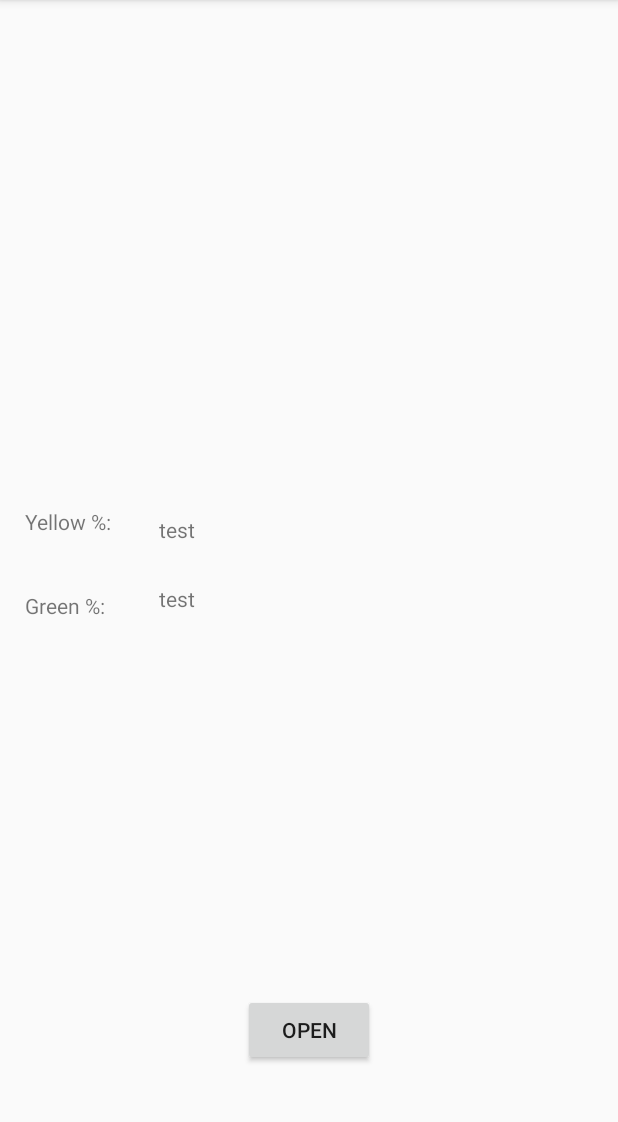
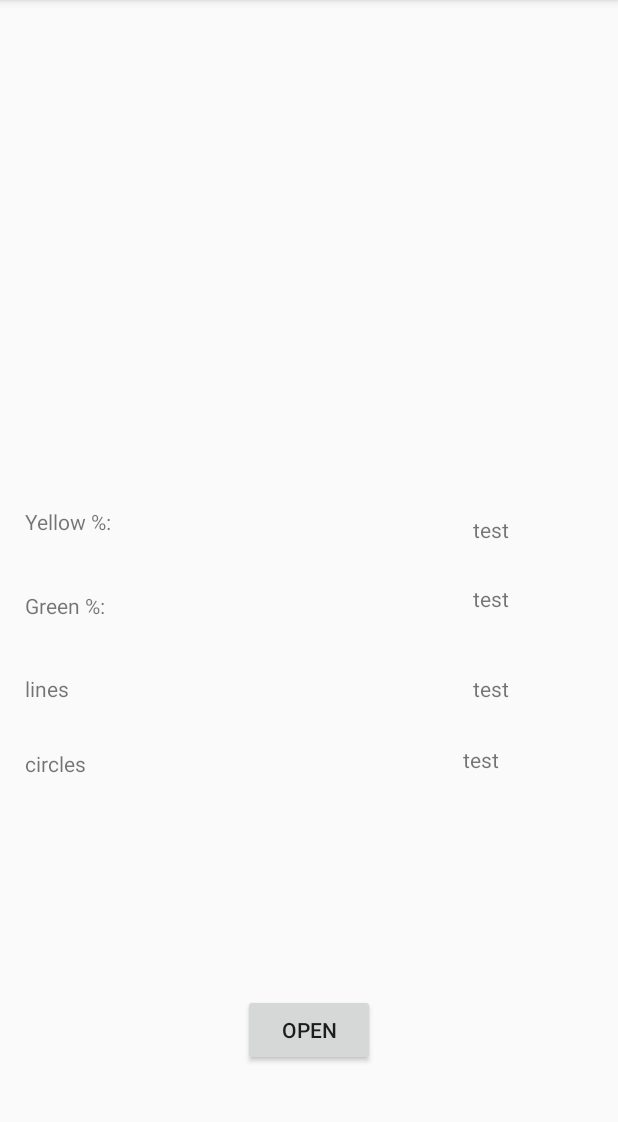
Before and after one commit to jepoy1/RiceDiseaseIdentifier, an Android app: the screen it shows after launch (MainActivity), on a phone screen of 412 x 824 dp, the part 84-1206 px from its top. Run offline under Robolectric (Android 15) with nearby library versions, the phone set to English and light mode, and no system bars; libraries missing offline, so code that uses them is left out: org.opencv.android, org.opencv.core, org.opencv.imgcodecs, org.opencv.imgproc; 3 statements that could not run were skipped.

Commit message:
Lines working: Long load

```diff
--- a/src/main/java/com/cnrc/ricediseaseidentifier/MainActivity.java
+++ b/src/main/java/com/cnrc/ricediseaseidentifier/MainActivity.java
@@ -48,9 +48,12 @@ public class MainActivity extends AppCompatActivity {
 
     private TextView txtView_ypercent;
     private void setTxtView_ypercent(){ this.txtView_ypercent = (TextView)findViewById(R.id.txtView_ypercent);}
-
     private TextView txtView_gpercent;
     private void setTxtView_gpercent(){ this.txtView_gpercent = (TextView)findViewById(R.id.txtView_gpercent);}
+    private TextView txtView_lines;
+    private void setTxtView_lines(){ this.txtView_lines = (TextView)findViewById(R.id.txtView_lines);}
+    private TextView txtView_circles;
+    private void setTxtView_circles(){ this.txtView_circles = (TextView)findViewById(R.id.txtView_circles);}
 
     Intent cameraIntent;
     Uri pictureUri;
@@ -76,7 +79,8 @@ public class MainActivity extends AppCompatActivity {
         setImageView();
         setTxtView_ypercent();
         setTxtView_gpercent();
-
+        setTxtView_lines();
+        setTxtView_circles();
         //btnOnclick:
         btn_openCamOnClick();
     }
@@ -159,19 +163,19 @@ public class MainActivity extends AppCompatActivity {
 
                         double pYellow = percent_yellow(cropped);
                         double pGreen = percent_green(pYellow);
-                        //bFilter = brownFilter(x);
-                        //lines = getLines(bFilter, 1.0, 0.5, 2);
-                        //circles = getCircles(x);
+                        bFilter = brownFilter(x);
+                        lines = getLines(bFilter, 1.0, 0.5, 2);
+                        circles = getCircles(x);
 
                         //Outputs:
                         txtView_ypercent.setText(" " +pYellow);
                         txtView_gpercent.setText(" " +pGreen);
+                        txtView_lines.setText(" " +lines.size());
+                        //txtView_circles.setText(" "+circles.size());
+
                     }
 
                     /*
-
-
-
                     System.out.println("% Y = " + pYellow);
                     System.out.println("% G = " + pGreen);
                     System.out.println("lines = " + lines.size());
--- a/src/main/res/layout/activity_main.xml
+++ b/src/main/res/layout/activity_main.xml
@@ -78,7 +78,7 @@
         android:layout_marginTop="8dp"
         android:text="test"
         app:layout_constraintBottom_toBottomOf="parent"
-        app:layout_constraintHorizontal_bias="0.264"
+        app:layout_constraintHorizontal_bias="0.827"
         app:layout_constraintLeft_toLeftOf="parent"
         app:layout_constraintRight_toRightOf="parent"
         app:layout_constraintTop_toTopOf="parent"
@@ -94,11 +94,75 @@
         android:layout_marginTop="8dp"
         android:text="test"
         app:layout_constraintBottom_toBottomOf="parent"
-        app:layout_constraintHorizontal_bias="0.264"
+        app:layout_constraintHorizontal_bias="0.827"
         app:layout_constraintLeft_toLeftOf="parent"
         app:layout_constraintRight_toRightOf="parent"
         app:layout_constraintTop_toTopOf="@+id/imgView"
         app:layout_constraintVertical_bias="0.525" />
 
+    <TextView
+        android:id="@+id/cap_lines"
+        android:layout_width="wrap_content"
+        android:layout_height="wrap_content"
+        android:text="lines"
+        android:layout_marginRight="8dp"
+        app:layout_constraintRight_toRightOf="parent"
+        android:layout_marginLeft="8dp"
+        app:layout_constraintLeft_toLeftOf="parent"
+        app:layout_constraintTop_toTopOf="parent"
+        android:layout_marginTop="8dp"
+        app:layout_constraintBottom_toBottomOf="parent"
+        android:layout_marginBottom="8dp"
+        app:layout_constraintHorizontal_bias="0.023"
+        app:layout_constraintVertical_bias="0.602" />
+
+    <TextView
+        android:id="@+id/cap_circles"
+        android:layout_width="wrap_content"
+        android:layout_height="wrap_content"
+        android:layout_marginBottom="8dp"
+        android:layout_marginLeft="8dp"
+        android:layout_marginRight="8dp"
+        android:layout_marginTop="8dp"
+        android:text="circles"
+        app:layout_constraintBottom_toBottomOf="parent"
+        app:layout_constraintHorizontal_bias="0.025"
+        app:layout_constraintLeft_toLeftOf="parent"
+        app:layout_constraintRight_toRightOf="parent"
+        app:layout_constraintTop_toTopOf="parent"
+        app:layout_constraintVertical_bias="0.671" />
+
+    <TextView
+        android:id="@+id/txtView_lines"
+        android:layout_width="wrap_content"
+        android:layout_height="wrap_content"
+        android:layout_marginBottom="8dp"
+        android:layout_marginLeft="8dp"
+        android:layout_marginRight="8dp"
+        android:layout_marginTop="8dp"
+        android:text="test"
+        app:layout_constraintBottom_toBottomOf="parent"
+        app:layout_constraintHorizontal_bias="0.827"
+        app:layout_constraintLeft_toLeftOf="parent"
+        app:layout_constraintRight_toRightOf="parent"
+        app:layout_constraintTop_toTopOf="parent"
+        app:layout_constraintVertical_bias="0.602" />
+
+    <TextView
+        android:id="@+id/txtView_circles"
+        android:layout_width="wrap_content"
+        android:layout_height="wrap_content"
+        android:layout_marginBottom="8dp"
+        android:layout_marginLeft="8dp"
+        android:layout_marginRight="8dp"
+        android:layout_marginTop="8dp"
+        android:text="test"
+        app:layout_constraintBottom_toBottomOf="parent"
+        app:layout_constraintHorizontal_bias="0.809"
+        app:layout_constraintLeft_toLeftOf="parent"
+        app:layout_constraintRight_toRightOf="parent"
+        app:layout_constraintTop_toTopOf="@+id/imgView"
+        app:layout_constraintVertical_bias="0.67" />
+
 
 </android.support.constraint.ConstraintLayout>
```
